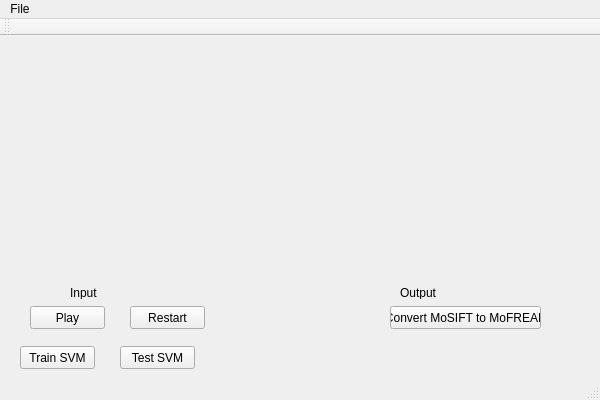
This is ActionRecognitionProject/ActionRecognitionProject.ui in ChrisWhiten/MoFREAK as Qt 5 draws it before an edit. The edited form follows.
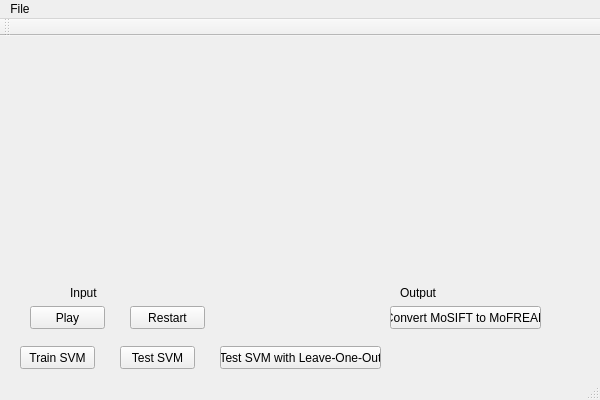
This is the edited form.

```diff
--- a/ActionRecognitionProject/ActionRecognitionProject.ui
+++ b/ActionRecognitionProject/ActionRecognitionProject.ui
@@ -144,6 +144,19 @@
      <string>Test SVM</string>
     </property>
    </widget>
+   <widget class="QPushButton" name="leave_one_out_button">
+    <property name="geometry">
+     <rect>
+      <x>220</x>
+      <y>310</y>
+      <width>161</width>
+      <height>23</height>
+     </rect>
+    </property>
+    <property name="text">
+     <string>Test SVM with Leave-One-Out</string>
+    </property>
+   </widget>
   </widget>
   <widget class="QMenuBar" name="menuBar">
    <property name="geometry">
```
Left out of the diff: 1 changed line with no effect on the pictures.
